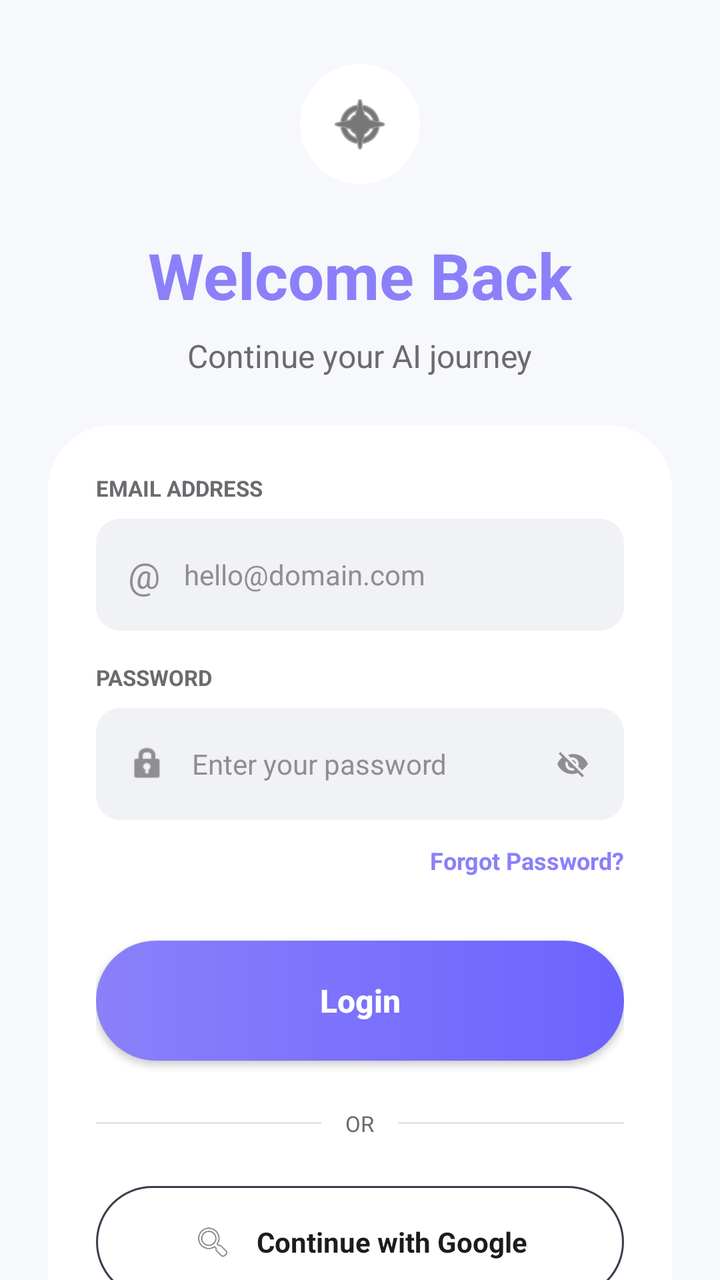
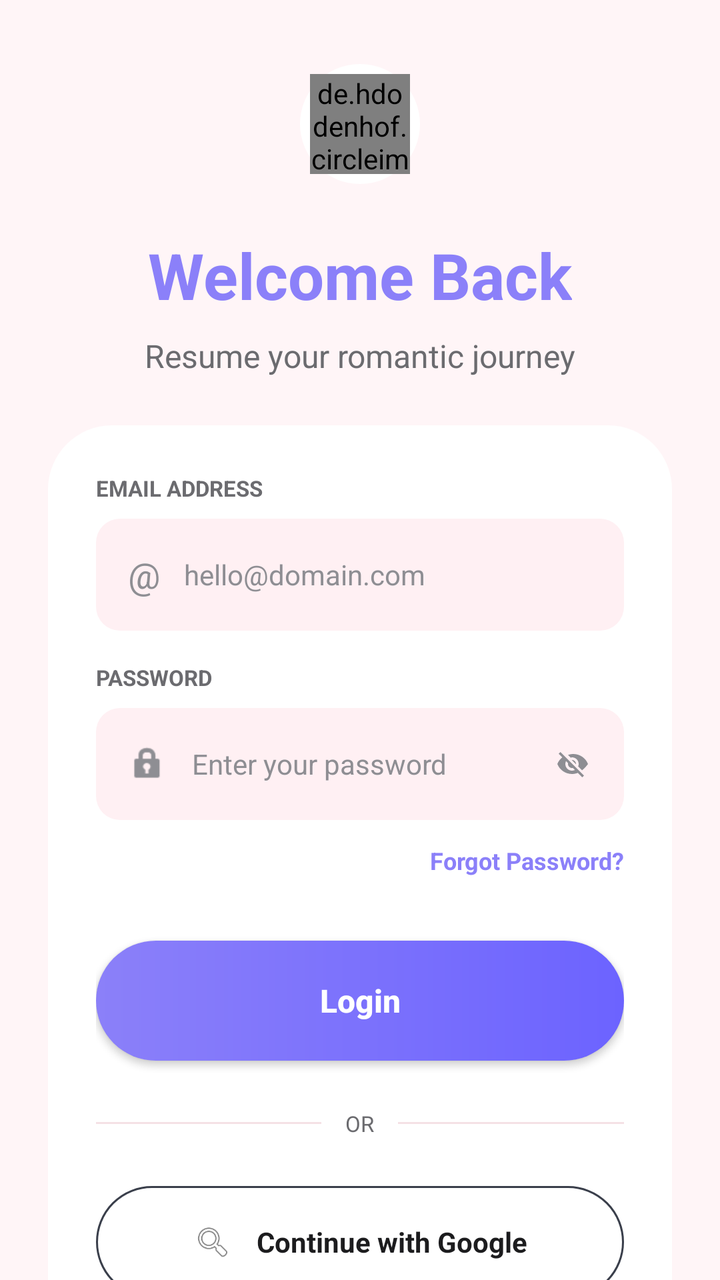

An Android layout rendered at two revisions. The XML below is the earlier revision; the diff shows what the commit changed to produce the second picture.
<!-- AndroidManifest.xml: application theme Theme.Chstbot -->
<!-- res/layout/activity_login.xml -->
<?xml version="1.0" encoding="utf-8"?>
<androidx.core.widget.NestedScrollView xmlns:android="http://schemas.android.com/apk/res/android"
    xmlns:app="http://schemas.android.com/apk/res-auto"
    xmlns:tools="http://schemas.android.com/tools"
    android:layout_width="match_parent"
    android:layout_height="match_parent"
    android:background="@color/bg_main"
    android:fillViewport="true"
    android:fitsSystemWindows="true">

    <androidx.constraintlayout.widget.ConstraintLayout
        android:layout_width="match_parent"
        android:layout_height="wrap_content"
        android:paddingBottom="32dp">

        
        <View
            android:id="@+id/viewIconBg"
            android:layout_width="60dp"
            android:layout_height="60dp"
            android:layout_marginTop="32dp"
            android:background="@drawable/bg_circle"
            android:backgroundTint="@color/bg_card"
            app:layout_constraintEnd_toEndOf="parent"
            app:layout_constraintStart_toStartOf="parent"
            app:layout_constraintTop_toTopOf="parent" />

        <ImageView
            android:layout_width="32dp"
            android:layout_height="32dp"
            android:src="@android:drawable/ic_menu_compass"
            app:layout_constraintBottom_toBottomOf="@id/viewIconBg"
            app:layout_constraintEnd_toEndOf="@id/viewIconBg"
            app:layout_constraintStart_toStartOf="@id/viewIconBg"
            app:layout_constraintTop_toTopOf="@id/viewIconBg"
            app:tint="@color/text_main" />

        <TextView
            android:id="@+id/tvTitle"
            android:layout_width="wrap_content"
            android:layout_height="wrap_content"
            android:layout_marginTop="24dp"
            android:text="Welcome Back"
            android:textColor="@color/accent_purple"
            android:textSize="32sp"
            android:textStyle="bold"
            app:layout_constraintEnd_toEndOf="parent"
            app:layout_constraintStart_toStartOf="parent"
            app:layout_constraintTop_toBottomOf="@id/viewIconBg" />

        <TextView
            android:id="@+id/tvSubtitle"
            android:layout_width="wrap_content"
            android:layout_height="wrap_content"
            android:layout_marginTop="8dp"
            android:text="Continue your AI journey"
            android:textColor="@color/text_label"
            android:textSize="16sp"
            app:layout_constraintEnd_toEndOf="parent"
            app:layout_constraintStart_toStartOf="parent"
            app:layout_constraintTop_toBottomOf="@id/tvTitle" />

        <TextView
            android:id="@+id/tvVerificationNotice"
            android:layout_width="0dp"
            android:layout_height="wrap_content"
            android:layout_marginTop="16dp"
            android:layout_marginHorizontal="24dp"
            android:background="@drawable/bg_chip_unselected"
            android:backgroundTint="#1AFF5252"
            android:gravity="center"
            android:padding="12dp"
            android:text="Please verify your account. Go to your email, it might be in the spam folder."
            android:textColor="#FF5252"
            android:textSize="12sp"
            android:visibility="gone"
            app:layout_constraintEnd_toEndOf="parent"
            app:layout_constraintStart_toStartOf="parent"
            app:layout_constraintTop_toBottomOf="@id/tvSubtitle" />

        
        <androidx.constraintlayout.widget.ConstraintLayout
            android:id="@+id/cardLayout"
            android:layout_width="0dp"
            android:layout_height="wrap_content"
            android:layout_marginHorizontal="24dp"
            android:layout_marginTop="24dp"
            android:background="@drawable/bg_register_card"
            android:padding="24dp"
            app:layout_constraintEnd_toEndOf="parent"
            app:layout_constraintStart_toStartOf="parent"
            app:layout_constraintTop_toBottomOf="@id/tvVerificationNotice">

            
            <TextView
                android:id="@+id/labelEmail"
                android:layout_width="wrap_content"
                android:layout_height="wrap_content"
                android:text="EMAIL ADDRESS"
                android:textColor="@color/text_label"
                android:textSize="11sp"
                android:textStyle="bold"
                app:layout_constraintStart_toStartOf="parent"
                app:layout_constraintTop_toTopOf="parent" />

            <LinearLayout
                android:id="@+id/llEmail"
                android:layout_width="match_parent"
                android:layout_height="56dp"
                android:layout_marginTop="8dp"
                android:background="@drawable/bg_input_field"
                android:gravity="center_vertical"
                android:orientation="horizontal"
                android:paddingHorizontal="16dp"
                app:layout_constraintTop_toBottomOf="@id/labelEmail">

                <TextView
                    android:layout_width="wrap_content"
                    android:layout_height="wrap_content"
                    android:text="@"
                    android:textColor="@color/text_hint"
                    android:textSize="18sp" />

                <EditText
                    android:id="@+id/etEmail"
                    android:layout_width="match_parent"
                    android:layout_height="match_parent"
                    android:layout_marginStart="12dp"
                    android:background="@null"
                    android:hint="hello@domain.com"
                    android:inputType="textEmailAddress"
                    android:textColor="@color/text_main"
                    android:textColorHint="@color/text_hint"
                    android:textSize="14sp" />
            </LinearLayout>

            
            <TextView
                android:id="@+id/labelPass"
                android:layout_width="wrap_content"
                android:layout_height="wrap_content"
                android:layout_marginTop="16dp"
                android:text="PASSWORD"
                android:textColor="@color/text_label"
                android:textSize="11sp"
                android:textStyle="bold"
                app:layout_constraintStart_toStartOf="parent"
                app:layout_constraintTop_toBottomOf="@id/llEmail" />

            <LinearLayout
                android:id="@+id/llPass"
                android:layout_width="match_parent"
                android:layout_height="56dp"
                android:layout_marginTop="8dp"
                android:background="@drawable/bg_input_field"
                android:gravity="center_vertical"
                android:orientation="horizontal"
                android:paddingHorizontal="16dp"
                app:layout_constraintTop_toBottomOf="@id/labelPass">

                <ImageView
                    android:layout_width="20dp"
                    android:layout_height="20dp"
                    android:src="@android:drawable/ic_lock_idle_lock"
                    app:tint="@color/text_hint" />

                <EditText
                    android:id="@+id/etPassword"
                    android:layout_width="0dp"
                    android:layout_height="match_parent"
                    android:layout_marginStart="12dp"
                    android:layout_weight="1"
                    android:background="@null"
                    android:hint="Enter your password"
                    android:inputType="textPassword"
                    android:textColor="@color/text_main"
                    android:textColorHint="@color/text_hint"
                    android:textSize="14sp" />

                <ImageView
                    android:id="@+id/ivPasswordToggle"
                    android:layout_width="20dp"
                    android:layout_height="20dp"
                    android:src="@drawable/ic_eye_hidden"
                    app:tint="@color/text_hint"
                    android:padding="2dp"
                    android:clickable="true"
                    android:focusable="true" />
            </LinearLayout>

            <TextView
                android:id="@+id/tvForgotPassword"
                android:layout_width="wrap_content"
                android:layout_height="wrap_content"
                android:layout_marginTop="12dp"
                android:text="Forgot Password?"
                android:textColor="@color/accent_purple"
                android:textSize="12sp"
                android:textStyle="bold"
                app:layout_constraintEnd_toEndOf="parent"
                app:layout_constraintTop_toBottomOf="@id/llPass" />

            
            <Button
                android:id="@+id/btnLogin"
                android:layout_width="match_parent"
                android:layout_height="60dp"
                android:layout_marginTop="32dp"
                android:background="@drawable/bg_signup_button"
                android:text="Login"
                android:textAllCaps="false"
                android:textColor="@color/white"
                android:textSize="16sp"
                android:textStyle="bold"
                app:backgroundTint="@null"
                app:layout_constraintTop_toBottomOf="@id/tvForgotPassword" />

            
            <LinearLayout
                android:id="@+id/llDivider"
                android:layout_width="match_parent"
                android:layout_height="wrap_content"
                android:layout_marginTop="24dp"
                android:gravity="center"
                android:orientation="horizontal"
                app:layout_constraintTop_toBottomOf="@id/btnLogin">

                <View
                    android:layout_width="0dp"
                    android:layout_height="1dp"
                    android:layout_weight="1"
                    android:background="@color/stroke_input" />

                <TextView
                    android:layout_width="wrap_content"
                    android:layout_height="wrap_content"
                    android:layout_marginHorizontal="12dp"
                    android:text="OR"
                    android:textColor="@color/text_label"
                    android:textSize="11sp" />

                <View
                    android:layout_width="0dp"
                    android:layout_height="1dp"
                    android:layout_weight="1"
                    android:background="@color/stroke_input" />
            </LinearLayout>

            
            <LinearLayout
                android:id="@+id/btnGoogle"
                android:layout_width="match_parent"
                android:layout_height="56dp"
                android:layout_marginTop="24dp"
                android:background="@drawable/bg_google_button"
                android:gravity="center"
                android:orientation="horizontal"
                app:layout_constraintTop_toBottomOf="@id/llDivider">

                <ImageView
                    android:layout_width="20dp"
                    android:layout_height="20dp"
                    android:src="@android:drawable/ic_menu_search" />

                <TextView
                    android:layout_width="wrap_content"
                    android:layout_height="wrap_content"
                    android:layout_marginStart="12dp"
                    android:text="Continue with Google"
                    android:textColor="@color/text_main"
                    android:textSize="14sp"
                    android:textStyle="bold" />
            </LinearLayout>

        </androidx.constraintlayout.widget.ConstraintLayout>

        
        <LinearLayout
            android:layout_width="wrap_content"
            android:layout_height="wrap_content"
            android:layout_marginTop="32dp"
            android:layout_marginBottom="32dp"
            android:orientation="horizontal"
            app:layout_constraintBottom_toBottomOf="parent"
            app:layout_constraintEnd_toEndOf="parent"
            app:layout_constraintStart_toStartOf="parent"
            app:layout_constraintTop_toBottomOf="@id/cardLayout">

            <TextView
                android:layout_width="wrap_content"
                android:layout_height="wrap_content"
                android:text="Don't have an account? "
                android:textColor="@color/text_label"
                android:textSize="14sp" />

            <TextView
                android:id="@+id/tvRegister"
                android:layout_width="wrap_content"
                android:layout_height="wrap_content"
                android:text="Register"
                android:textColor="@color/accent_purple"
                android:textSize="14sp"
                android:textStyle="bold" />
        </LinearLayout>

    </androidx.constraintlayout.widget.ConstraintLayout>

</androidx.core.widget.NestedScrollView>
<!-- resources referenced by this layout -->
<resources>
  <color name="accent_purple">#8B80F9</color>
  <color name="bg_card">#FFFFFF</color>
  <color name="bg_main">#F7F8FC</color>
  <color name="stroke_input">#E0E3EB</color>
  <color name="text_hint">#8E8E93</color>
  <color name="text_label">#6B6B6F</color>
  <color name="text_main">#1C1C1E</color>
  <color name="white">#FFFFFF</color>
  <!-- drawable bg_chip_unselected (drawable) -->
  <?xml version="1.0" encoding="utf-8"?>
  <shape xmlns:android="http://schemas.android.com/apk/res/android">
      <solid android:color="@color/bg_card" />
      <stroke android:width="1dp" android:color="@color/stroke_input" />
      <corners android:radius="24dp" />
  </shape>
  <!-- drawable bg_circle (drawable) -->
  <?xml version="1.0" encoding="utf-8"?>
  <shape xmlns:android="http://schemas.android.com/apk/res/android">
      <solid android:color="#E0E0E0"/>
      <corners android:radius="100dp"/>
  </shape>
  <!-- drawable bg_google_button (drawable) -->
  <?xml version="1.0" encoding="utf-8"?>
  <shape xmlns:android="http://schemas.android.com/apk/res/android">
      <stroke android:width="1dp" android:color="#3A3F4B" />
      <corners android:radius="30dp" />
  </shape>
  <!-- drawable bg_input_field (drawable) -->
  <?xml version="1.0" encoding="utf-8"?>
  <shape xmlns:android="http://schemas.android.com/apk/res/android">
      <solid android:color="@color/bg_input" />
      <corners android:radius="12dp" />
  </shape>
  <!-- drawable bg_register_card (drawable) -->
  <?xml version="1.0" encoding="utf-8"?>
  <shape xmlns:android="http://schemas.android.com/apk/res/android">
      <solid android:color="@color/bg_card" />
      <corners android:radius="32dp" />
  </shape>
  <!-- drawable bg_signup_button (drawable) -->
  <?xml version="1.0" encoding="utf-8"?>
  <shape xmlns:android="http://schemas.android.com/apk/res/android">
      <gradient
          android:startColor="#8B80F9"
          android:endColor="#6C63FF"
          android:angle="0" />
      <corners android:radius="30dp" />
  </shape>
  <style name="Theme.Chstbot" parent="Base.Theme.Chstbot" />
  <color name="bg_input">#F1F2F6</color>
  <color name="primary">#8B80F9</color>
  <color name="secondary">#9B8CFF</color>
  <style name="CustomActivityAnimation" parent="@android:style/Animation.Activity">
          <item name="android:activityOpenEnterAnimation">@anim/slide_in_right</item>
          <item name="android:activityOpenExitAnimation">@anim/slide_out_left</item>
          <item name="android:activityCloseEnterAnimation">@anim/slide_in_left</item>
          <item name="android:activityCloseExitAnimation">@anim/slide_out_right</item>
      </style>
  <style name="ThemeOverlay.Chstbot.MaterialAlertDialog" parent="ThemeOverlay.Material3.MaterialAlertDialog">
          <item name="colorSurface">@color/bg_card</item>
          <item name="colorOnSurface">@color/text_main</item>
          <item name="android:textColorPrimary">@color/text_main</item>
          <item name="colorPrimary">@color/primary</item>
          
          <item name="buttonBarPositiveButtonStyle">@style/Chstbot.Dialog.Button</item>
          <item name="buttonBarNegativeButtonStyle">@style/Chstbot.Dialog.Button</item>
          <item name="buttonBarNeutralButtonStyle">@style/Chstbot.Dialog.Button</item>
      </style>
  <style name="Chstbot.Dialog.Button" parent="Widget.Material3.Button.TextButton">
          <item name="android:textColor">@color/primary</item>
          <item name="android:fontFamily">@font/poppins_bold</item>
      </style>
  <!-- unchanged entries left out for length: 2 -->
</resources>

<!-- the commit's change to res/layout/activity_login.xml (unified diff, before → after) -->
@@ -25,15 +25,14 @@
             app:layout_constraintStart_toStartOf="parent"
             app:layout_constraintTop_toTopOf="parent" />
 
-        <ImageView
-            android:layout_width="32dp"
-            android:layout_height="32dp"
-            android:src="@android:drawable/ic_menu_compass"
+        <de.hdodenhof.circleimageview.CircleImageView
+            android:layout_width="50dp"
+            android:layout_height="50dp"
+            android:src="@drawable/icon"
             app:layout_constraintBottom_toBottomOf="@id/viewIconBg"
             app:layout_constraintEnd_toEndOf="@id/viewIconBg"
             app:layout_constraintStart_toStartOf="@id/viewIconBg"
-            app:layout_constraintTop_toTopOf="@id/viewIconBg"
-            app:tint="@color/text_main" />
+            app:layout_constraintTop_toTopOf="@id/viewIconBg"/>
 
         <TextView
             android:id="@+id/tvTitle"
@@ -53,7 +52,7 @@
             android:layout_width="wrap_content"
             android:layout_height="wrap_content"
             android:layout_marginTop="8dp"
-            android:text="Continue your AI journey"
+            android:text="Resume your romantic journey"
             android:textColor="@color/text_label"
             android:textSize="16sp"
             app:layout_constraintEnd_toEndOf="parent"
<!-- resource entries referenced after the edit -->
@@ -2,8 +2,8 @@
 <resources>
   <color name="accent_purple">#8B80F9</color>
   <color name="bg_card">#FFFFFF</color>
-  <color name="bg_main">#F7F8FC</color>
-  <color name="stroke_input">#E0E3EB</color>
+  <color name="bg_main">#FFF5F7</color>
+  <color name="stroke_input">#F5E1E5</color>
   <color name="text_hint">#8E8E93</color>
   <color name="text_label">#6B6B6F</color>
   <color name="text_main">#1C1C1E</color>
@@ -48,8 +48,9 @@
           android:angle="0" />
       <corners android:radius="30dp" />
   </shape>
+  <!-- drawable icon: png bitmap (drawable, 160397 bytes) -->
   <style name="Theme.Chstbot" parent="Base.Theme.Chstbot" />
-  <color name="bg_input">#F1F2F6</color>
+  <color name="bg_input">#FFF0F3</color>
   <color name="primary">#8B80F9</color>
   <color name="secondary">#9B8CFF</color>
   <style name="CustomActivityAnimation" parent="@android:style/Animation.Activity">
